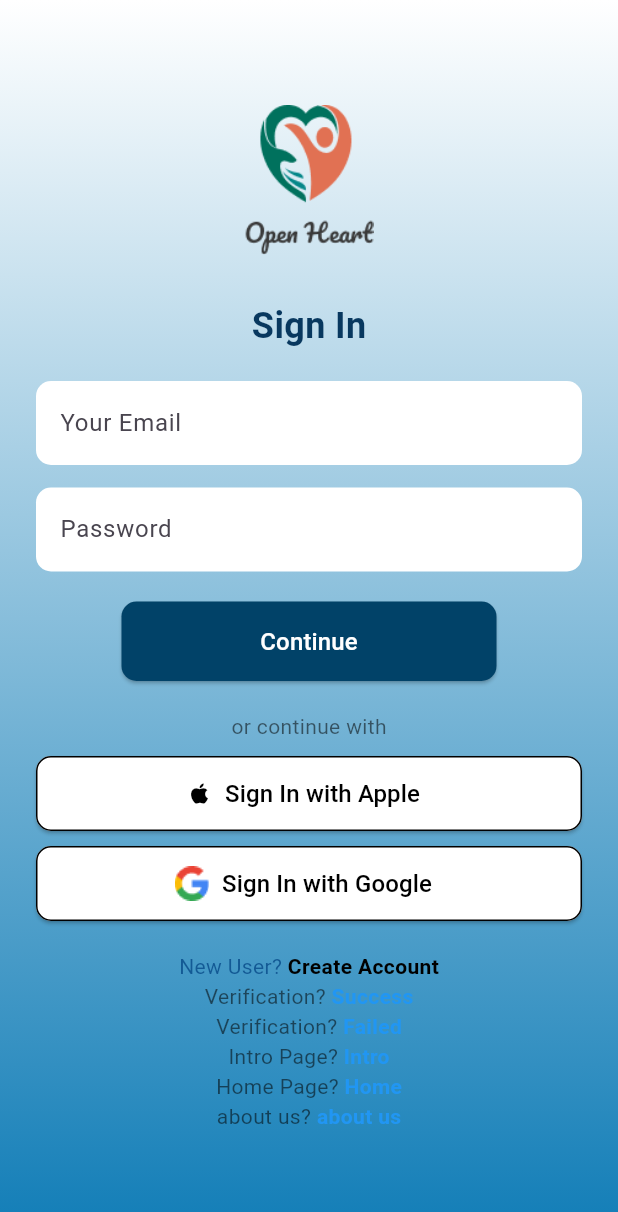
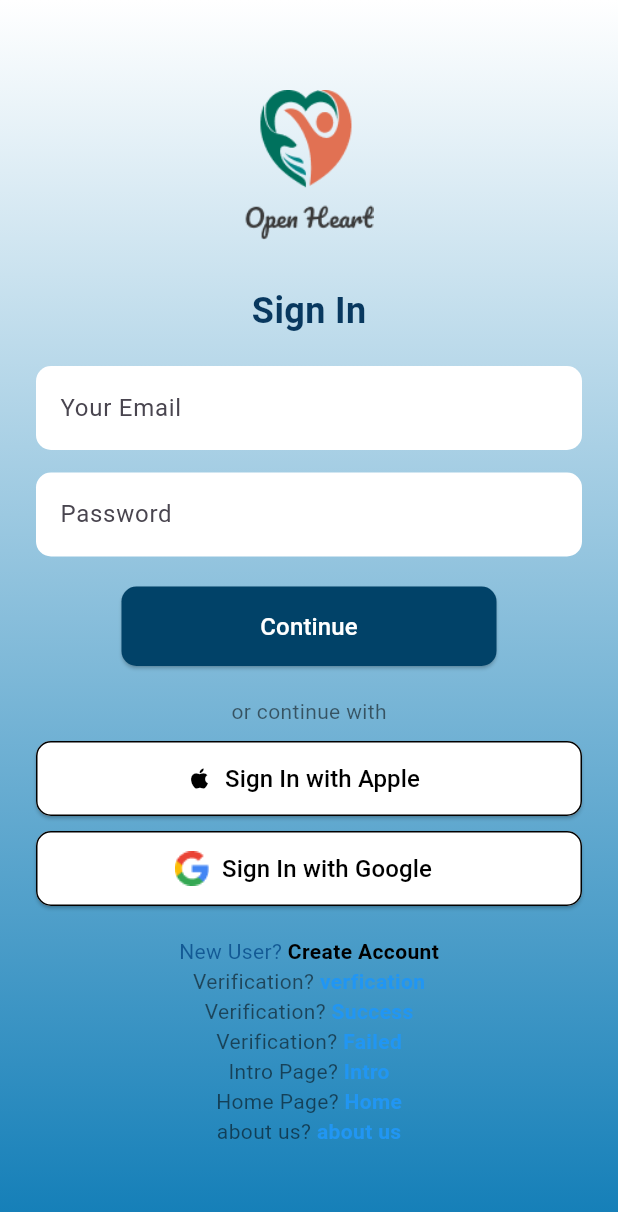
Before and after one commit to thenugamage/Open-Heart, a Flutter app: the screen it shows after launch, on a phone screen of 412 x 824 dp. Shown: the top 1212 px of the screen. Run offline on Flutter 3.47's test engine with Material 3 defaults, Android fonts, the light colour scheme and no system bars; our stand-ins replace pinput.

Commit message:
verfication page

```diff
--- a/open_heart/lib/IntroPage.dart
+++ b/open_heart/lib/IntroPage.dart
@@ -2,6 +2,8 @@ import 'package:flutter/material.dart';
 import 'main.dart';
 
 class IntroPage extends StatelessWidget {
+  const IntroPage({super.key});
+
   @override
   Widget build(BuildContext context) {
     return Scaffold(
--- a/open_heart/lib/VerificationFailed.dart
+++ b/open_heart/lib/VerificationFailed.dart
@@ -2,6 +2,8 @@ import 'package:flutter/material.dart';
 import 'main.dart';
 
 class OtpFailurePage extends StatelessWidget {
+  const OtpFailurePage({super.key});
+
   @override
   Widget build(BuildContext context) {
     return Scaffold(
--- a/open_heart/lib/VerificationSuccess.dart
+++ b/open_heart/lib/VerificationSuccess.dart
@@ -2,6 +2,8 @@ import 'package:flutter/material.dart';
 import 'main.dart';
 
 class VerificationSuccessPage extends StatelessWidget {
+  const VerificationSuccessPage({super.key});
+
   @override
   Widget build(BuildContext context) {
     return Scaffold(
--- a/open_heart/lib/aboutUs.dart
+++ b/open_heart/lib/aboutUs.dart
@@ -3,6 +3,8 @@ import 'main.dart';
 
 
 class FeaturedInitiativesPage extends StatefulWidget {
+  const FeaturedInitiativesPage({super.key});
+
   @override
   _FeaturedInitiativesPageState createState() =>
       _FeaturedInitiativesPageState();
--- a/open_heart/lib/home.dart
+++ b/open_heart/lib/home.dart
@@ -2,6 +2,8 @@ import 'package:flutter/material.dart';
 import 'main.dart';
 
 class HomePage extends StatelessWidget {
+  const HomePage({super.key});
+
   @override
   Widget build(BuildContext context) {
     return Scaffold(
--- a/open_heart/lib/main.dart
+++ b/open_heart/lib/main.dart
@@ -5,6 +5,7 @@ import 'VerificationFailed.dart';
 import 'IntroPage.dart';
 import 'home.dart';
 import 'aboutUs.dart';
+import 'verfication.dart';
 
 
 void main() {
@@ -199,6 +200,32 @@ class SignInScreen extends StatelessWidget {
                 ),
               ),
 
+              // Verification success
+              GestureDetector(
+                onTap: () {
+                  Navigator.push(
+                    context,
+                    MaterialPageRoute(builder: (context) => OTPVerificationPage ()),
+                  );
+                },
+                child: const Text.rich(
+                  TextSpan(
+                    text: "Verification? ",
+                    style: TextStyle(color: Colors.black54, fontSize: 14),
+                    children: [
+                      TextSpan(
+                        text: "verfication",
+                        style: TextStyle(
+                          color: Colors.blue,
+                          fontWeight: FontWeight.bold,
+                        ),
+                      ),
+                    ],
+                  ),
+                ),
+              ),
+
+
 
               // Verification success
               GestureDetector(
--- a/open_heart/lib/signup.dart
+++ b/open_heart/lib/signup.dart
@@ -3,6 +3,8 @@ import 'main.dart';
 
 
 class SignUpScreen extends StatelessWidget {
+  const SignUpScreen({super.key});
+
   @override
   Widget build(BuildContext context) {
     return Scaffold(
--- a/open_heart/pubspec.yaml
+++ b/open_heart/pubspec.yaml
@@ -34,6 +34,7 @@ dependencies:
   # The following adds the Cupertino Icons font to your application.
   # Use with the CupertinoIcons class for iOS style icons.
   cupertino_icons: ^1.0.8
+  pinput: ^5.0.1
 
 dev_dependencies:
   flutter_test:
```
Also changed, not shown: open_heart/lib/verfication.dart (added, +97 -0 lines), open_heart/pubspec.lock.
